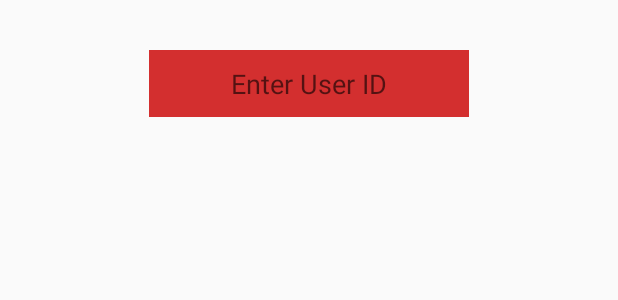
After one commit to mebius5/voiceit, an Android app: the layout fragment_search.xml on its own in the app's theme, with its tools: preview values and no code run, on a phone screen of 412 x 824 dp. The commit adds this screen. Shown: the top 300 px of the screen. Run offline under Robolectric (Android 15) with nearby library versions, the phone set to English and light mode, and no system bars.

Commit message:
Basic elements for Search Fragment, styles for them, navigation from Icon to open Fragment

```diff
--- /dev/null
+++ b/app/src/main/res/layout/fragment_search.xml
@@ -0,0 +1,37 @@
+<FrameLayout xmlns:android="http://schemas.android.com/apk/res/android"
+    xmlns:tools="http://schemas.android.com/tools"
+    android:layout_width="match_parent"
+    android:layout_height="match_parent"
+    tools:context="jhu.voiceit.SearchActivity">
+
+    <!-- TODO: Update blank fragment layout -->
+
+    <RelativeLayout
+        android:layout_width="match_parent"
+        android:layout_height="match_parent">
+
+        <EditText
+            android:layout_width="wrap_content"
+            android:layout_height="wrap_content"
+            android:inputType="textPersonName"
+            android:ems="10"
+            android:id="@+id/editTextSearch"
+            android:layout_marginTop="33dp"
+            android:background="@color/submitAreaBg"
+            android:textAlignment="center"
+            android:hint="@string/search_placeholder"
+            android:textColor="#FFFFFF"
+            android:elegantTextHeight="false"
+            android:layout_alignParentTop="true"
+            android:layout_centerHorizontal="true"
+            android:padding="10dp" />
+
+        <ListView
+            android:layout_width="wrap_content"
+            android:layout_height="wrap_content"
+            android:id="@+id/listViewSearch"
+            android:layout_below="@+id/editTextSearch"
+            android:layout_centerHorizontal="true"
+            android:layout_marginTop="50dp" />
+    </RelativeLayout>
+</FrameLayout>
--- a/app/src/main/res/values/strings.xml
+++ b/app/src/main/res/values/strings.xml
@@ -5,4 +5,5 @@
     <!-- TODO: Remove or change this placeholder text -->
     <string name="hello_blank_fragment">Hello blank fragment</string>
     <string name="description_placeholder">Add description..</string>
+    <string name="search_placeholder">Enter User ID</string>
 </resources>
```
Also changed, not shown: app/src/main/java/jhu/voiceit/MainActivity.java (+17 -3 lines), app/src/main/java/jhu/voiceit/SearchActivity.java (added, +108 -0 lines).
